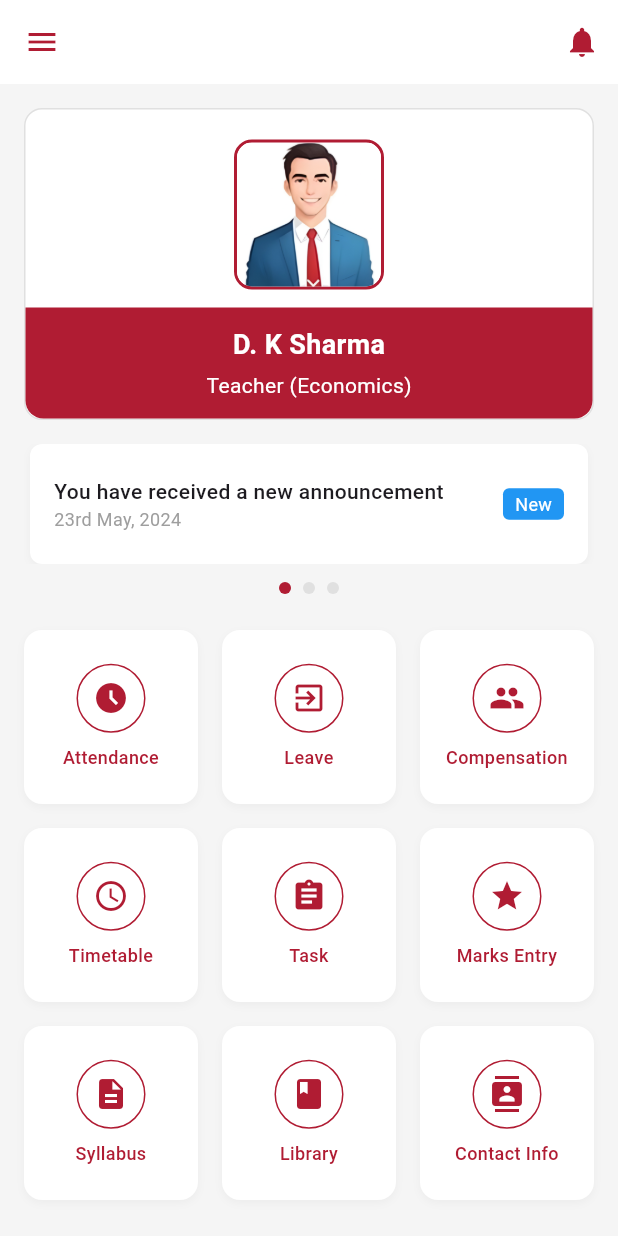
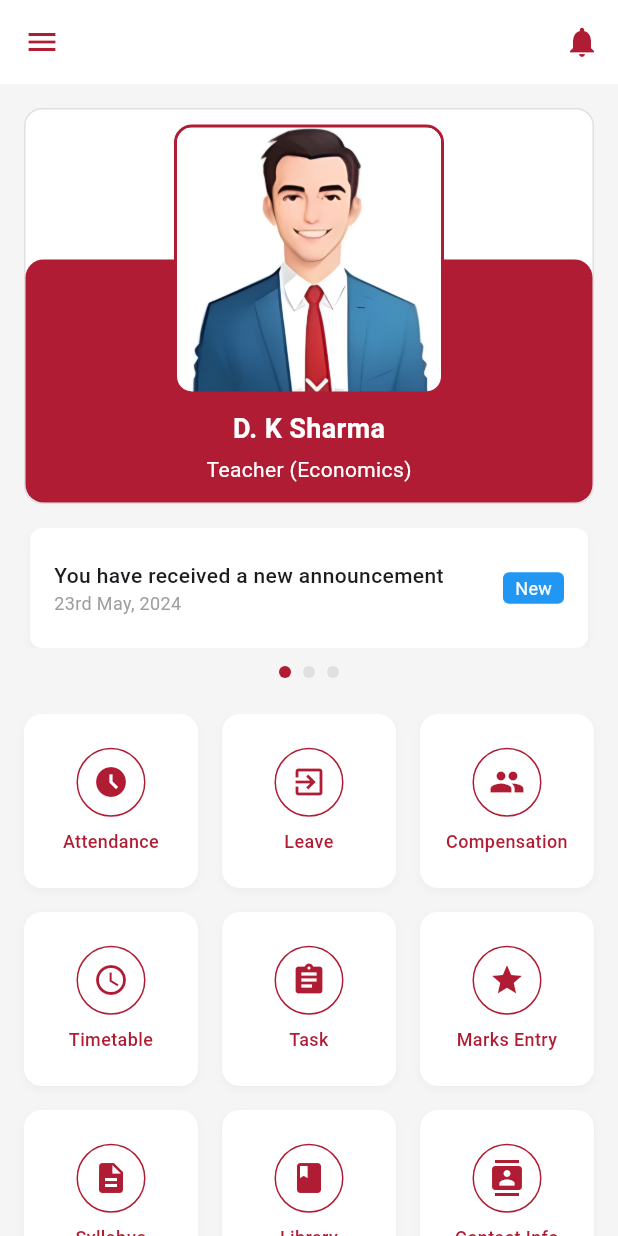
Before and after one commit to HappySR/Vasp-Technologies-Assessment, a Flutter app: the TeacherDashboardScreen screen opened directly, on a phone screen of 412 x 824 dp. Run offline on Flutter 3.47's test engine with Material 3 defaults, Android fonts, the phone set to English and light mode, and no system bars.

Commit message:
Fixed Teacher's Dashboard's Drawer

```diff
--- a/vasp_technologies/lib/dashboard.dart
+++ b/vasp_technologies/lib/dashboard.dart
@@ -101,58 +101,92 @@ class _TeacherDashboardScreenState extends State<TeacherDashboardScreen> {
         ],
       ),
       drawer: Drawer(
+        elevation: 2.0,
+        backgroundColor: Colors.white,
+        child: SafeArea(
           child: Column(
             children: [
+              // Header section
               Container(
-              padding: const EdgeInsets.only(top: 50, bottom: 20),
+                padding: const EdgeInsets.symmetric(vertical: 24, horizontal: 16),
                 width: double.infinity,
+                color: Colors.white,
+                child: Column(
+                  children: [
+                    // App logo or school logo
+                    Container(
+                      padding: const EdgeInsets.all(12),
+                      decoration: BoxDecoration(
+                        color: const Color(0xFFF5F5F5),
+                        borderRadius: BorderRadius.circular(12),
+                      ),
+                      child: Icon(
+                        Icons.school,
+                        size: 42,
                         color: const Color(0xFFB01C33),
-              child: const Column(
-                children: [
-                  Text(
+                      ),
+                    ),
+                    const SizedBox(height: 16),
+                    const Text(
                       'Teacher Dashboard',
                       style: TextStyle(
-                      fontSize: 22,
+                        fontSize: 20,
                         fontWeight: FontWeight.bold,
-                      color: Colors.white,
+                        color: Color(0xFFB01C33),
                       ),
                     ),
+                    const SizedBox(height: 8),
+                    const Divider(),
                   ],
                 ),
               ),
+
+              // Menu items scrollable section
               Expanded(
                 child: ListView(
                   padding: EdgeInsets.zero,
                   children: [
+                    _buildDrawerCategory('Main Menu'),
                     _buildDrawerItem(context, Icons.access_time_filled, 'Attendance'),
                     _buildDrawerItem(context, Icons.exit_to_app, 'Leave'),
                     _buildDrawerItem(context, Icons.people, 'Compensation'),
+
+                    _buildDrawerCategory('Academics'),
                     _buildDrawerItem(context, Icons.schedule, 'Timetable'),
                     _buildDrawerItem(context, Icons.assignment, 'Task'),
                     _buildDrawerItem(context, Icons.star, 'Marks Entry'),
                     _buildDrawerItem(context, Icons.description, 'Syllabus'),
+
+                    _buildDrawerCategory('Resources'),
                     _buildDrawerItem(context, Icons.book, 'Library'),
                     _buildDrawerItem(context, Icons.contacts, 'Contact Info'),
                   ],
                 ),
               ),
+
+              // Profile and logout section
               Container(
                 padding: const EdgeInsets.all(16),
                 decoration: BoxDecoration(
-                color: Colors.grey[100],
-                border: Border(
-                  top: BorderSide(color: Colors.grey[300]!),
+                  color: Colors.white,
+                  boxShadow: [
+                    BoxShadow(
+                      color: Colors.grey.withOpacity(0.1),
+                      blurRadius: 4,
+                      offset: const Offset(0, -2),
                     ),
+                  ],
                 ),
                 child: Row(
                   mainAxisAlignment: MainAxisAlignment.spaceBetween,
                   children: [
                     // Profile at bottom-left
-                  Row(
+                    Expanded(
+                      child: Row(
                         children: [
                           Container(
-                        width: 40,
-                        height: 40,
+                            width: 48,
+                            height: 48,
                             decoration: BoxDecoration(
                               shape: BoxShape.circle,
                               border: Border.all(
@@ -161,7 +195,7 @@ class _TeacherDashboardScreenState extends State<TeacherDashboardScreen> {
                               ),
                             ),
                             child: ClipRRect(
-                          borderRadius: BorderRadius.circular(20),
+                              borderRadius: BorderRadius.circular(24),
                               child: Image.asset(
                                 'assets/images/teacher.png',
                                 fit: BoxFit.cover,
@@ -169,21 +203,38 @@ class _TeacherDashboardScreenState extends State<TeacherDashboardScreen> {
                             ),
                           ),
                           const SizedBox(width: 12),
+                          Flexible(
+                            child: Column(
+                              crossAxisAlignment: CrossAxisAlignment.start,
+                              children: [
                                 const Text(
                                   'D. K Sharma',
                                   style: TextStyle(
                                     fontWeight: FontWeight.bold,
+                                    fontSize: 14,
+                                  ),
+                                  overflow: TextOverflow.ellipsis,
+                                ),
+                                const Text(
+                                  'Economics Teacher',
+                                  style: TextStyle(
+                                    fontSize: 12,
+                                    color: Colors.grey,
+                                  ),
+                                  overflow: TextOverflow.ellipsis,
+                                ),
+                              ],
                             ),
                           ),
                         ],
                       ),
+                    ),
                     // Logout at bottom-right
-                  IconButton(
-                    icon: const Icon(
-                      Icons.logout,
-                      color: Color(0xFFB01C33),
-                    ),
-                    onPressed: () {
+                    Material(
+                      color: Colors.transparent,
+                      child: InkWell(
+                        borderRadius: BorderRadius.circular(50),
+                        onTap: () {
                           Navigator.pushReplacement(
                             context,
                             MaterialPageRoute(
@@ -191,11 +242,21 @@ class _TeacherDashboardScreenState extends State<TeacherDashboardScreen> {
                             ),
                           );
                         },
+                        child: Container(
+                          padding: const EdgeInsets.all(8),
+                          child: const Icon(
+                            Icons.logout,
+                            color: Color(0xFFB01C33),
+                            size: 24,
+                          ),
+                        ),
+                      ),
                     ),
                   ],
                 ),
               ),
             ],
+          ),
         ),
       ),
       body: Builder(
@@ -210,38 +271,24 @@ class _TeacherDashboardScreenState extends State<TeacherDashboardScreen> {
                   borderRadius: BorderRadius.circular(12),
                   border: Border.all(color: Colors.grey.shade300),
                 ),
-                child: Column(
+                child: Stack(
+                  alignment: Alignment.topCenter,
+                  clipBehavior: Clip.none,
                   children: [
-                    const SizedBox(height: 20),
-                    // Profile Image
-                    Container(
-                      width: 100,
-                      height: 100,
-                      decoration: BoxDecoration(
-                        borderRadius: BorderRadius.circular(12),
-                        border: Border.all(
-                          color: const Color(0xFFB01C33),
-                          width: 2,
-                        ),
-                      ),
-                      child: ClipRRect(
-                        borderRadius: BorderRadius.circular(10),
-                        child: Image.asset(
-                          'assets/images/teacher.png',
-                          fit: BoxFit.cover,
-                        ),
-                      ),
-                    ),
-                    const SizedBox(height: 12),
-                    // Name and Designation
+                    Column(
+                      children: [
+                        const SizedBox(height: 100), // Reduced space at top to account for overlapping image
+                        // Name and Designation section
                         Container(
                           width: double.infinity,
-                      padding: const EdgeInsets.symmetric(vertical: 12),
+                          padding: const EdgeInsets.only(top: 100, bottom: 12), // Added padding at top for image overlap
                           decoration: const BoxDecoration(
                             color: Color(0xFFB01C33),
                             borderRadius: BorderRadius.only(
                               bottomLeft: Radius.circular(12),
                               bottomRight: Radius.circular(12),
+                              topLeft: Radius.circular(12),
+                              topRight: Radius.circular(12),
                             ),
                           ),
                           child: const Column(
@@ -263,6 +310,30 @@ class _TeacherDashboardScreenState extends State<TeacherDashboardScreen> {
                                 ),
                               ),
                             ],
+                          ),
+                        ),
+                      ],
+                    ),
+                    // Profile Image - positioned to overlap
+                    Positioned(
+                      top: 10,
+                      child: Container(
+                        width: 180,
+                        height: 180,
+                        decoration: BoxDecoration(
+                          borderRadius: BorderRadius.circular(12),
+                          border: Border.all(
+                            color: const Color(0xFFB01C33),
+                            width: 2,
+                          ),
+                        ),
+                        child: ClipRRect(
+                          borderRadius: BorderRadius.circular(10),
+                          child: Image.asset(
+                            'assets/images/teacher.png',
+                            fit: BoxFit.cover,
+                          ),
+                        ),
                       ),
                     ),
                   ],
@@ -383,15 +454,49 @@ class _TeacherDashboardScreenState extends State<TeacherDashboardScreen> {
     );
   }
 
+  Widget _buildDrawerCategory(String title) {
+    return Padding(
+      padding: const EdgeInsets.fromLTRB(16, 16, 16, 4),
+      child: Text(
+        title,
+        style: TextStyle(
+          fontSize: 12,
+          fontWeight: FontWeight.bold,
+          color: Colors.grey[600],
+          letterSpacing: 0.5,
+        ),
+      ),
+    );
+  }
+
   Widget _buildDrawerItem(BuildContext context, IconData icon, String title) {
     return ListTile(
-      leading: Icon(
+      dense: true,
+      horizontalTitleGap: 12,
+      contentPadding: const EdgeInsets.symmetric(horizontal: 16, vertical: 0),
+      leading: Container(
+        padding: const EdgeInsets.all(8),
+        decoration: BoxDecoration(
+          color: Colors.grey[100],
+          borderRadius: BorderRadius.circular(8),
+        ),
+        child: Icon(
           icon,
           color: const Color(0xFFB01C33),
+          size: 20,
         ),
-      title: Text(title),
+      ),
+      title: Text(
+        title,
+        style: const TextStyle(
+          fontSize: 14,
+          fontWeight: FontWeight.w500,
+        ),
+      ),
       onTap: () {
+        // Close the drawer
         Navigator.pop(context);
+        // Add your navigation logic here
       },
     );
   }
```
Lines whose indentation alone changed are shown as unchanged.
